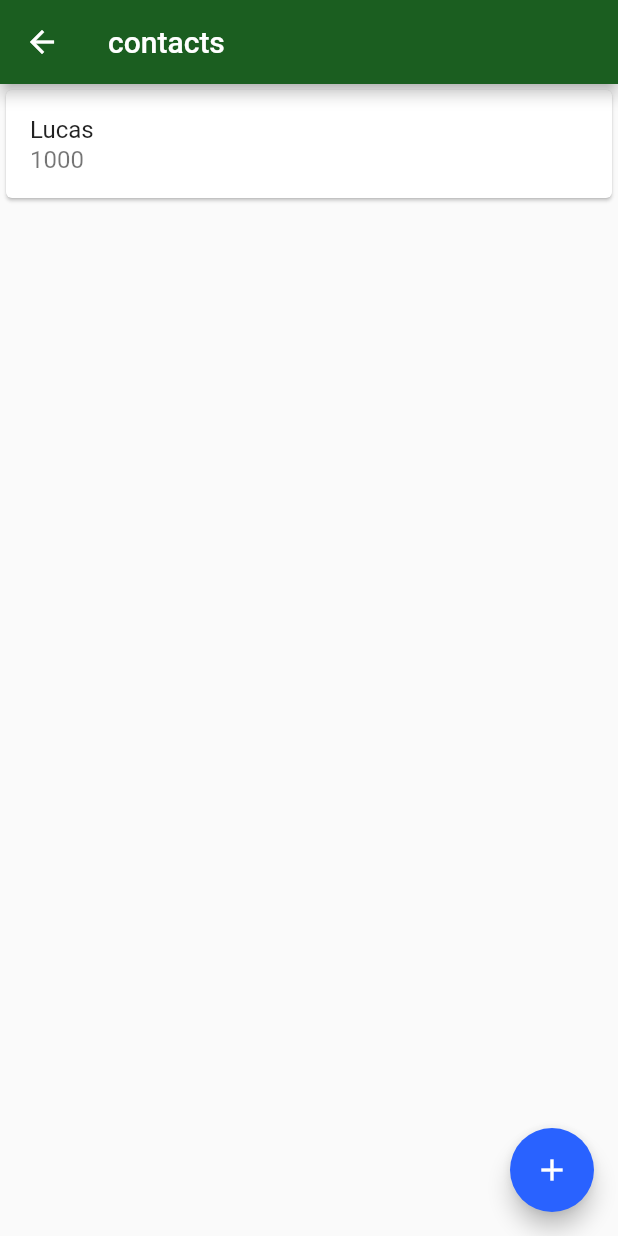
After one commit to lucasalbertonisantos/persistence-with-flutter, a Flutter app: the screen it shows after launch, after a tap on "Contacts", on a phone screen of 412 x 824 dp. The commit adds this screen. Run offline on Flutter 3.47's test engine with Material 2 defaults, Android fonts, the phone set to English and light mode, and no system bars; missing offline and left inert: dart:ffi.

Commit message:
Inclusão da tela de lista de contatos com a utilização do GestureDector. Signed-off-by: Lucas Albertoni Santos <lucas.albertoni.santos@gmail.com>

```diff
--- a/bytebank/lib/main.dart
+++ b/bytebank/lib/main.dart
@@ -1,3 +1,5 @@
+import 'package:bytebank/screens/contacts_list.dart';
+import 'package:bytebank/screens/dashboard.dart';
 import 'package:flutter/material.dart';
 
 void main() => runApp(MyApp());
@@ -19,53 +21,3 @@ class MyApp extends StatelessWidget {
     );
   }
 }
-
-class Dashboard extends StatelessWidget {
-  @override
-  Widget build(BuildContext context) {
-    return Scaffold(
-      appBar: AppBar(
-        title: Text('Dashboard'),
-      ),
-      body: Column(
-        mainAxisAlignment: MainAxisAlignment.spaceBetween,
-        crossAxisAlignment: CrossAxisAlignment.start,
-        children: <Widget>[
-//            Image.network(
-//                'https://cdn.pixabay.com/photo/2019/10/15/06/03/pinwheel-4550711_960_720.jpg'),
-          Padding(
-            padding: const EdgeInsets.all(8.0),
-            child: Image.asset('images/bytebank_logo.png'),
-          ),
-          Padding(
-            padding: const EdgeInsets.all(8.0),
-            child: Container(
-              padding: const EdgeInsets.all(8.0),
-              height: 100,
-              width: 150,
-              color: Theme.of(context).primaryColor,
-              child: Column(
-                mainAxisAlignment: MainAxisAlignment.spaceBetween,
-                crossAxisAlignment: CrossAxisAlignment.start,
-                children: <Widget>[
-                  Icon(
-                    Icons.people,
-                    color: Colors.white,
-                    size: 24.0,
-                  ),
-                  Text(
-                    'Contacts',
-                    style: TextStyle(
-                      color: Colors.white,
-                      fontSize: 16.0,
-                    ),
-                  ),
-                ],
-              ),
-            ),
-          )
-        ],
-      ),
-    );
-  }
-}
--- /dev/null
+++ b/bytebank/lib/screens/contacts_list.dart
@@ -0,0 +1,33 @@
+import 'dart:ffi';
+
+import 'package:flutter/material.dart';
+
+class ContactsList extends StatelessWidget {
+  @override
+  Widget build(BuildContext context) {
+    return Scaffold(
+      appBar: AppBar(
+        title: Text('contacts'),
+      ),
+      body: ListView(
+        children: <Widget>[
+          Card(
+            child: ListTile(
+              title: Text('Lucas'),
+              subtitle: Text(
+                '1000',
+                style: TextStyle(fontSize: 16.0),
+              ),
+            ),
+          )
+        ],
+      ),
+      floatingActionButton: FloatingActionButton(
+        onPressed: () {},
+        child: Icon(
+          Icons.add,
+        ),
+      ),
+    );
+  }
+}
--- /dev/null
+++ b/bytebank/lib/screens/dashboard.dart
@@ -0,0 +1,59 @@
+import 'package:bytebank/screens/contacts_list.dart';
+import 'package:flutter/material.dart';
+
+class Dashboard extends StatelessWidget {
+  @override
+  Widget build(BuildContext context) {
+    return Scaffold(
+      appBar: AppBar(
+        title: Text('Dashboard'),
+      ),
+      body: Column(
+        mainAxisAlignment: MainAxisAlignment.spaceBetween,
+        crossAxisAlignment: CrossAxisAlignment.start,
+        children: <Widget>[
+//            Image.network(
+//                'https://cdn.pixabay.com/photo/2019/10/15/06/03/pinwheel-4550711_960_720.jpg'),
+          Padding(
+            padding: const EdgeInsets.all(8.0),
+            child: Image.asset('images/bytebank_logo.png'),
+          ),
+          Padding(
+            padding: const EdgeInsets.all(8.0),
+            child: GestureDetector(
+              onTap: () {
+                Navigator.of(context).push(MaterialPageRoute(
+                  builder: (context) => ContactsList(),
+                ));
+              },
+              child: Container(
+                padding: const EdgeInsets.all(8.0),
+                height: 100,
+                width: 150,
+                color: Theme.of(context).primaryColor,
+                child: Column(
+                  mainAxisAlignment: MainAxisAlignment.spaceBetween,
+                  crossAxisAlignment: CrossAxisAlignment.start,
+                  children: <Widget>[
+                    Icon(
+                      Icons.people,
+                      color: Colors.white,
+                      size: 24.0,
+                    ),
+                    Text(
+                      'Contacts',
+                      style: TextStyle(
+                        color: Colors.white,
+                        fontSize: 16.0,
+                      ),
+                    ),
+                  ],
+                ),
+              ),
+            ),
+          )
+        ],
+      ),
+    );
+  }
+}
```
